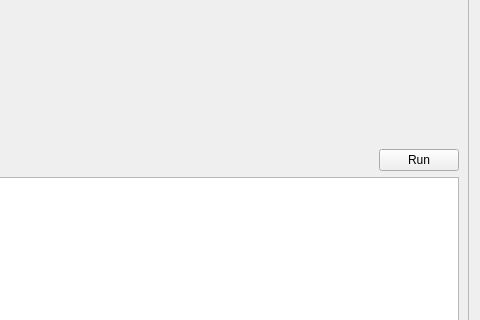
Old version of the form eis_qgis_plugin/resources/ui/modeling/application.ui in the repository GispoCoding/eis_qgis_plugin; both pictures show x 193 to 673 and y 328 to 648 of the 673 by 804 pixel window.
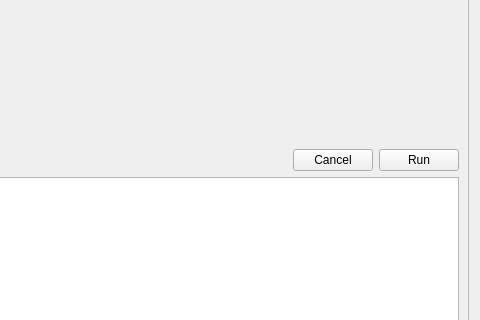
New version of the form. Custom widgets are drawn as their Qt base class.

Patch:
```diff
--- a/eis_qgis_plugin/resources/ui/modeling/application.ui
+++ b/eis_qgis_plugin/resources/ui/modeling/application.ui
@@ -237,6 +237,13 @@
            </property>
           </spacer>
          </item>
+         <item>
+          <widget class="QPushButton" name="cancel_application_btn">
+           <property name="text">
+            <string>Cancel</string>
+           </property>
+          </widget>
+         </item>
          <item>
           <widget class="QPushButton" name="application_run_btn">
            <property name="text">
```
